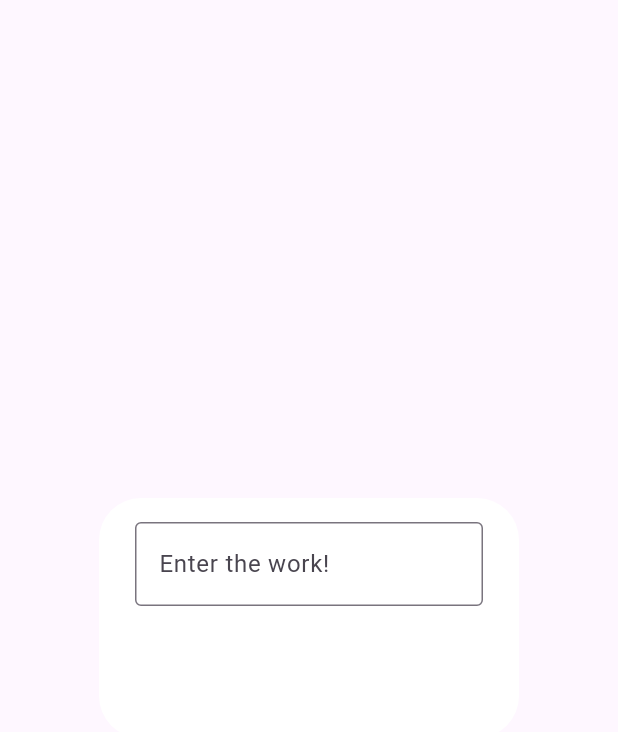
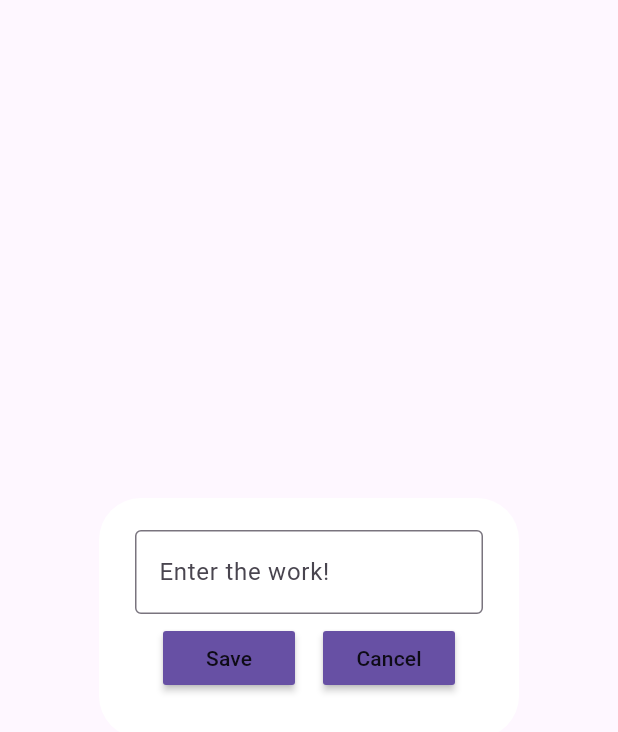
Before and after one commit to CPT-Dawn/Work-Needed-To-Do, a Flutter app: the DialogBox widget shown alone on an empty page, opened directly, on a phone screen of 412 x 824 dp. Shown: the top 732 px of the screen. Run offline on Flutter 3.47's test engine with Material 3 defaults, Android fonts, the light colour scheme and no system bars.

Commit message:
added the button skeleton

```diff
--- a/lib/Util/dialog_box.dart
+++ b/lib/Util/dialog_box.dart
@@ -1,4 +1,5 @@
 import 'package:flutter/material.dart';
+import 'package:work_needed_to_do/Util/my_button.dart';
 
 class DialogBox extends StatelessWidget {
   const DialogBox({super.key});
@@ -10,6 +11,7 @@ class DialogBox extends StatelessWidget {
       content: Container(
         height: 120,
         child: Column(
+          mainAxisAlignment: MainAxisAlignment.spaceEvenly,
           children: [
             TextField(
               decoration: InputDecoration(
@@ -18,7 +20,11 @@ class DialogBox extends StatelessWidget {
               ),
             ),
             Row(
-              children: [],
+              mainAxisAlignment: MainAxisAlignment.spaceEvenly,
+              children: [
+                MyButton(text: "Save", onPressed: () {}),
+                MyButton(text: "Cancel", onPressed: () {}),
+              ],
             )
           ],
         ),
--- /dev/null
+++ b/lib/Util/my_button.dart
@@ -0,0 +1,16 @@
+import 'package:flutter/material.dart';
+
+class MyButton extends StatelessWidget {
+  final String text;
+  VoidCallback onPressed;
+  MyButton({super.key, required this.text, required this.onPressed});
+
+  @override
+  Widget build(BuildContext context) {
+    return MaterialButton(
+      onPressed: onPressed,
+      color: Theme.of(context).primaryColor,
+      child: Text(text),
+    );
+  }
+}
```
